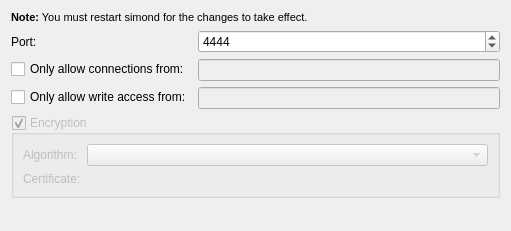
Old version of the form simond/src/config/simondnetworkconfiguration.ui in the repository KDE/simon.
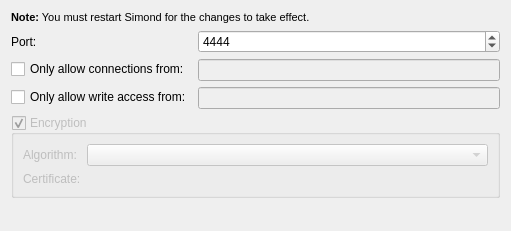
New version of the form. Custom widgets are drawn as their Qt base class.

Patch:
```diff
--- a/simond/src/config/simondnetworkconfiguration.ui
+++ b/simond/src/config/simondnetworkconfiguration.ui
@@ -21,7 +21,7 @@
 &lt;html&gt;&lt;head&gt;&lt;meta name=&quot;qrichtext&quot; content=&quot;1&quot; /&gt;&lt;style type=&quot;text/css&quot;&gt;
 p, li { white-space: pre-wrap; }
 &lt;/style&gt;&lt;/head&gt;&lt;body style=&quot; font-family:'DejaVu Sans'; font-size:8pt; font-weight:400; font-style:normal;&quot;&gt;
-&lt;p style=&quot; margin-top:0px; margin-bottom:0px; margin-left:0px; margin-right:0px; -qt-block-indent:0; text-indent:0px;&quot;&gt;&lt;span style=&quot; font-family:'Bitstream Vera Sans'; font-weight:600;&quot;&gt;Note:&lt;/span&gt;&lt;span style=&quot; font-family:'Bitstream Vera Sans';&quot;&gt; You must restart simond for the changes to take effect.&lt;/span&gt;&lt;/p&gt;&lt;/body&gt;&lt;/html&gt;</string>
+&lt;p style=&quot; margin-top:0px; margin-bottom:0px; margin-left:0px; margin-right:0px; -qt-block-indent:0; text-indent:0px;&quot;&gt;&lt;span style=&quot; font-family:'Bitstream Vera Sans'; font-weight:600;&quot;&gt;Note:&lt;/span&gt;&lt;span style=&quot; font-family:'Bitstream Vera Sans';&quot;&gt; You must restart Simond for the changes to take effect.&lt;/span&gt;&lt;/p&gt;&lt;/body&gt;&lt;/html&gt;</string>
      </property>
      <property name="wordWrap">
       <bool>true</bool>
```
